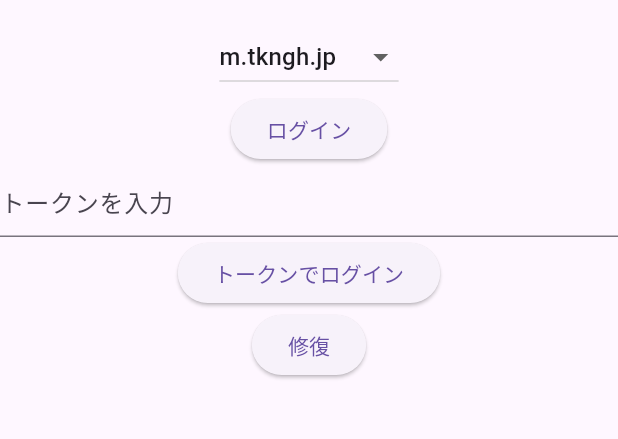
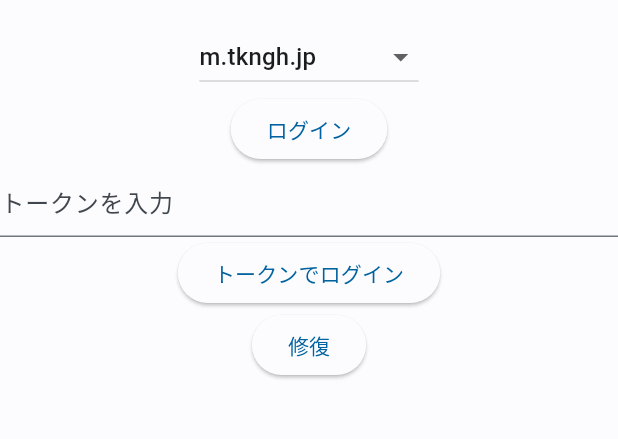
Before and after one commit to Karatsu-5th-JHS/twisskey, a Flutter app: the screen it shows after launch, on a phone screen of 412 x 824 dp, the part 63-502 px from its top. Run offline on Flutter 3.47's test engine with Material 3 defaults, Android fonts, the phone set to English and light mode, and no system bars; our stand-ins replace blur, fluttertoast, package_info_plus, shared_preferences, timeago, uni_links; missing offline and left inert: mfm.

Commit message:
fix: アプリカラーの変更

```diff
--- a/lib/main.dart
+++ b/lib/main.dart
@@ -14,7 +14,7 @@ import 'package:url_launcher/url_launcher.dart';
 import 'package:uuid/uuid.dart';
 import 'package:http/http.dart' as http;
 import 'package:twisskey/timelinePage.dart';
-
+import 'color_schemes.g.dart';
 //アイコンの初期化
 String iconImage = "";
 
@@ -30,8 +30,9 @@ class MyApp extends StatelessWidget {
     return MaterialApp(
       title: 'TKNGH for Android',
       theme: ThemeData(
-        primarySwatch: Colors.blue,
+          useMaterial3: true, colorScheme: lightColorScheme
       ),
+      darkTheme: ThemeData(useMaterial3: true, colorScheme: darkColorScheme),
       home: const MyHomePage(title: 'TKNGH'),
       supportedLocales: const [Locale('ja','JP')],
       localizationsDelegates: const [
@@ -149,6 +150,18 @@ class _MyHomePageState extends State<MyHomePage> {
                           DropdownMenuItem(
                             value: 'exekey.net',
                             child: Text('exekey.net'),
+                          ),
+                          DropdownMenuItem(
+                            value: 'love.xn--vusz0j.life',
+                            child: Text('love.幼女.life'),
+                          ),
+                          DropdownMenuItem(
+                            value: 'misskey.network',
+                            child: Text('misskey.network'),
+                          ),
+                          DropdownMenuItem(
+                            value: 'mi.okin-jp.net',
+                            child: Text('mi.okin-jp.net'),
                           ),
                         ],
                         //6
```
